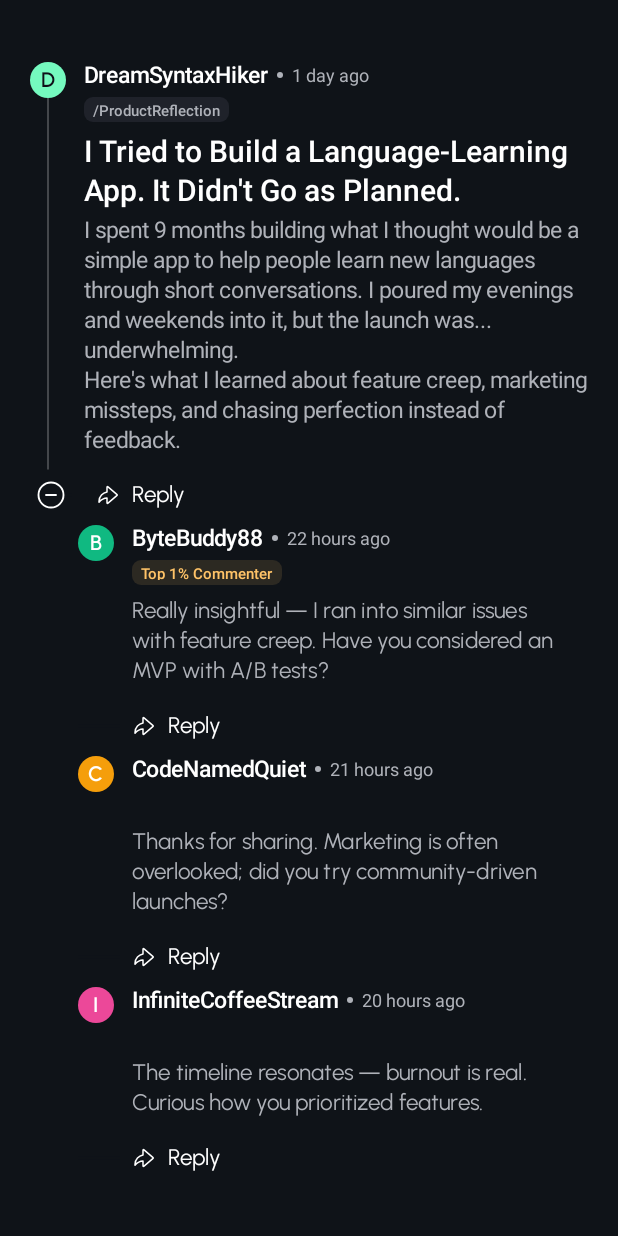
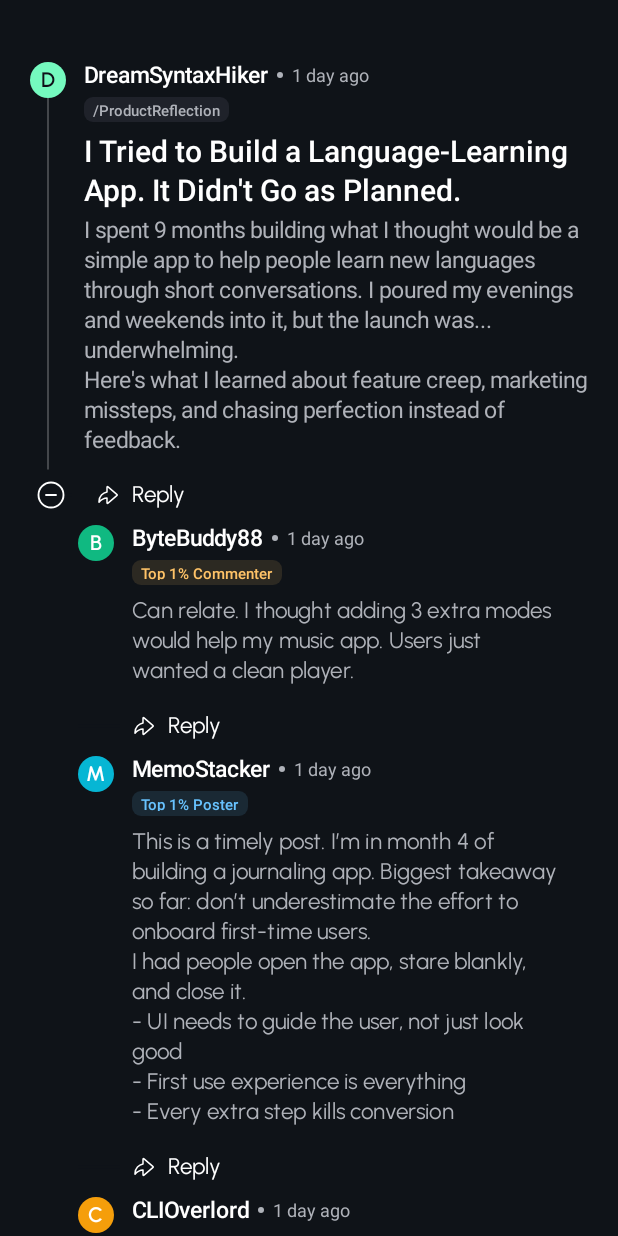
Before and after one commit to abaddona74-glitch/CollapsibleChatThread, an Android app built with Jetpack Compose: the screen it shows after launch (MainActivity), after a tap on an icon or button, on a phone screen of 412 x 824 dp. Run offline under Robolectric (Android 15) with nearby library versions, the phone set to English and light mode, and no system bars.

Commit message:
feat: Enhance CommentItem to support new tag colors and update sample comments with relevant tags

```diff
--- a/app/src/main/java/com/maxmudbek/collapsiblechatthread/ui/components/ThreadedComments.kt
+++ b/app/src/main/java/com/maxmudbek/collapsiblechatthread/ui/components/ThreadedComments.kt
@@ -162,16 +162,29 @@ fun CommentItem(
 
                     if (comment.tags.isNotEmpty()) {
                         comment.tags.forEach { tag ->
+                            Spacer(Modifier.height(4.dp))
+                            val isTopCommenter = tag.equals("Top 1% Commenter", ignoreCase = true)
+                            val isTopPoster = tag.equals("Top 1% Poster", ignoreCase = true)
 
-                            val isTop = tag.equals("Top 1% Commenter", ignoreCase = true)
-                            Spacer(Modifier.height(4.dp))
+                            val tagTextColor = when {
+                                isTopPoster -> Color(0xFF68C3FF)
+                                isTopCommenter -> Color(0xFFFFC368)
+                                else -> OnSurfaceVar
+                            }
+
+                            val tagBgColor = when {
+                                isTopPoster -> Color(0x1F68C3FF)
+                                isTopCommenter -> Color(0x1FFFC368)
+                                else -> Surface50
+                            }
+
                             Box(modifier = Modifier.padding(top = 2.dp)) {
                                 Text(
                                     text = tag,
-                                    color = if (isTop) Color(0xFFFFC368) else OnSurfaceVar,
+                                    color = tagTextColor,
                                     modifier = Modifier
                                         .background(
-                                            if (isTop) Color(0x1FFFC368) else Surface50,
+                                            tagBgColor,
                                             androidx.compose.foundation.shape.RoundedCornerShape(6.dp)
                                         )
                                         .padding(vertical = 3.dp, horizontal = 6.dp),
--- a/app/src/main/java/com/maxmudbek/collapsiblechatthread/utils/SampleData.kt
+++ b/app/src/main/java/com/maxmudbek/collapsiblechatthread/utils/SampleData.kt
@@ -29,23 +29,28 @@ Here's what I learned about feature creep, marketing missteps, and chasing perfe
                         id = "1-1",
                         authorName = "ByteBuddy88",
                         authorInitial = "B",
-                        timestamp = now - (oneDay - 2 * oneHour),
+                        timestamp = now - oneDay,
                         tags = listOf("Top 1% Commenter"),
-                        content = "Really insightful — I ran into similar issues with feature creep. Have you considered an MVP with A/B tests?"
+                        content = "Can relate. I thought adding 3 extra modes would help my music app. Users just wanted a clean player."
                     ),
                     Comment(
                         id = "1-2",
-                        authorName = "CodeNamedQuiet",
-                        authorInitial = "C",
-                        timestamp = now - (oneDay - 3 * oneHour),
-                        content = "Thanks for sharing. Marketing is often overlooked; did you try community-driven launches?"
+                        authorName = "MemoStacker",
+                        authorInitial = "M",
+                        timestamp = now - oneDay,
+                        tags = listOf("Top 1% Poster"),
+                        content = """This is a timely post. Iʼm in month 4 of building a journaling app. Biggest takeaway so far: donʼt underestimate the effort to onboard first-time users.
+I had people open the app, stare blankly, and close it.
+- UI needs to guide the user, not just look good
+- First use experience is everything
+- Every extra step kills conversion"""
                     ),
                     Comment(
                         id = "1-3",
-                        authorName = "InfiniteCoffeeStream",
-                        authorInitial = "I",
-                        timestamp = now - (oneDay - 4 * oneHour),
-                        content = "The timeline resonates — burnout is real. Curious how you prioritized features."
+                        authorName = "CLIOverlord",
+                        authorInitial = "C",
+                        timestamp = now - oneDay,
+                        content = "My failed app taught me more than my CS degree. There's no syllabus for building something strangers actually want."
                     )
                 )
             )
```
